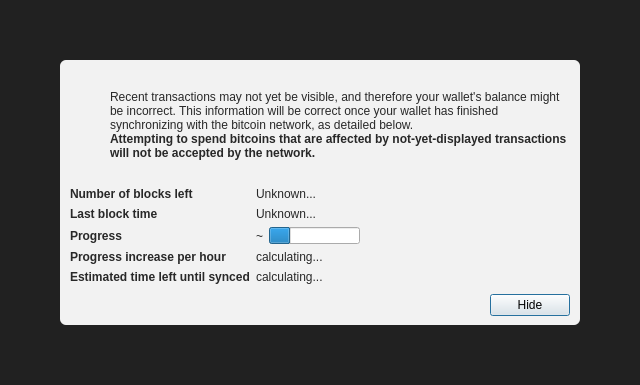
This is src/qt/forms/modaloverlay.ui in bitfinitechain/bitfinite-core as Qt 5 draws it before an edit. The edited form follows.
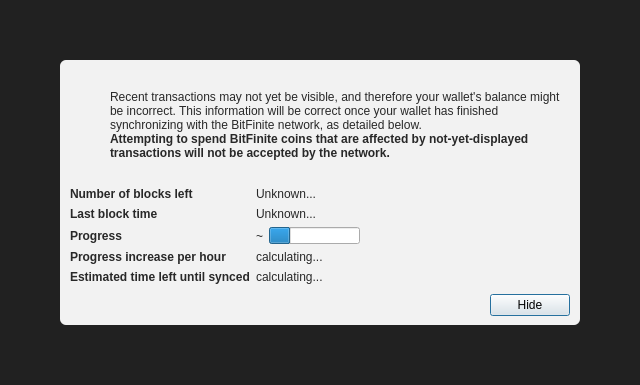
This is the edited form. Icons and pictures are not drawn. Custom widgets are drawn as their Qt base class.

Commit message: feat: Update release notes, documentation, Qt GUI, wallet, and core components, including new test data and build artifacts for version 1.1.1.

Patch:
```diff
--- a/src/qt/forms/modaloverlay.ui
+++ b/src/qt/forms/modaloverlay.ui
@@ -130,7 +130,7 @@
              <item>
               <widget class="QLabel" name="infoText">
                <property name="text">
-                <string>Recent transactions may not yet be visible, and therefore your wallet's balance might be incorrect. This information will be correct once your wallet has finished synchronizing with the bitcoin network, as detailed below.</string>
+                <string>Recent transactions may not yet be visible, and therefore your wallet's balance might be incorrect. This information will be correct once your wallet has finished synchronizing with the BitFinite network, as detailed below.</string>
                </property>
                <property name="textFormat">
                 <enum>Qt::RichText</enum>
@@ -149,7 +149,7 @@
                 </font>
                </property>
                <property name="text">
-                <string>Attempting to spend bitcoins that are affected by not-yet-displayed transactions will not be accepted by the network.</string>
+                <string>Attempting to spend BitFinite coins that are affected by not-yet-displayed transactions will not be accepted by the network.</string>
                </property>
                <property name="textFormat">
                 <enum>Qt::RichText</enum>
```
The commit also changes 445 other files.
